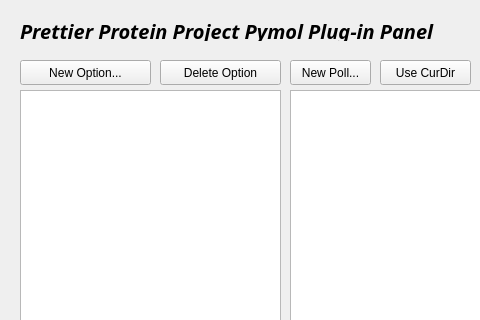
Old version of the form ipd/ppp/plugin/ppppp/ppppp.ui in the repository baker-laboratory/ipd; both pictures show x 0 to 480 and y 0 to 320 of the 570 by 574 pixel window.
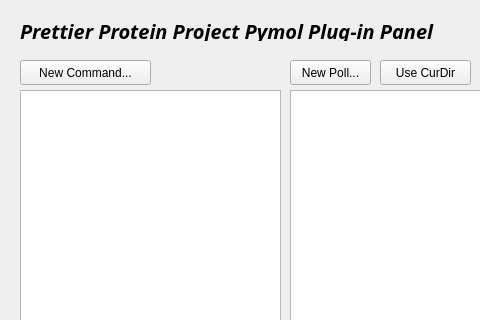
New version of the form.

Patch:
```diff
--- a/ipd/ppp/plugin/ppppp/ppppp.ui
+++ b/ipd/ppp/plugin/ppppp/ppppp.ui
@@ -210,7 +210,7 @@
     </rect>
    </property>
    <property name="text">
-    <string>New Option...</string>
+    <string>New Command...</string>
    </property>
   </widget>
   <widget class="QLabel" name="label_5">
@@ -279,19 +279,6 @@
     <string>Save Prettier Protein Project Pymol Plug-in Panel Pickle to ~/.config/ppp</string>
    </property>
   </widget>
-  <widget class="QPushButton" name="button_delopt">
-   <property name="geometry">
-    <rect>
-     <x>160</x>
-     <y>60</y>
-     <width>121</width>
-     <height>25</height>
-    </rect>
-   </property>
-   <property name="text">
-    <string>Delete Option</string>
-   </property>
-  </widget>
   <widget class="QLineEdit" name="opt_findcmd">
    <property name="geometry">
     <rect>
```
